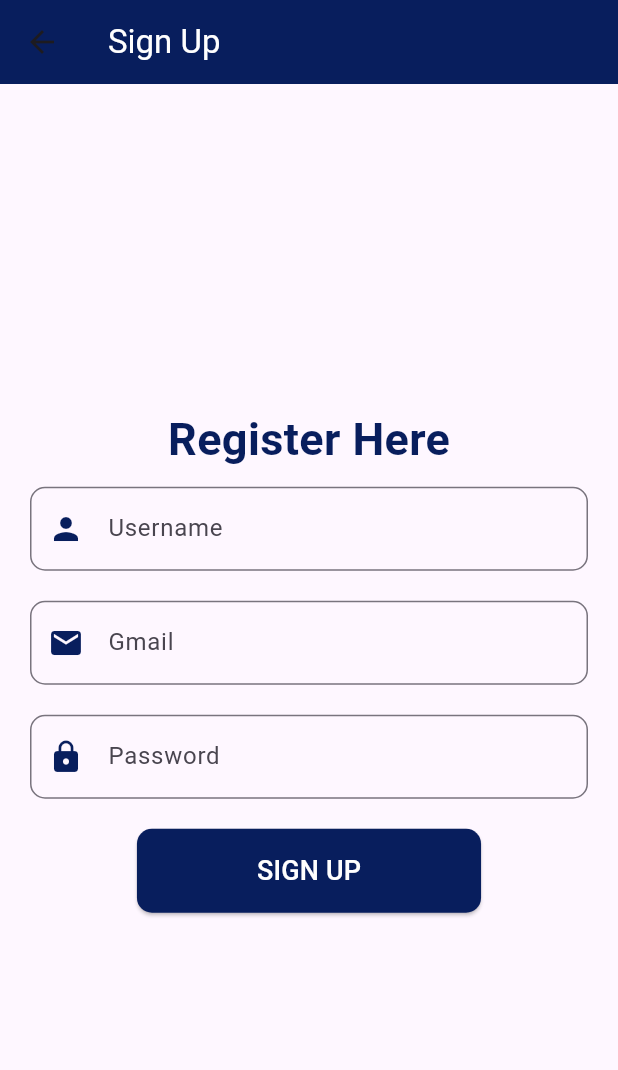
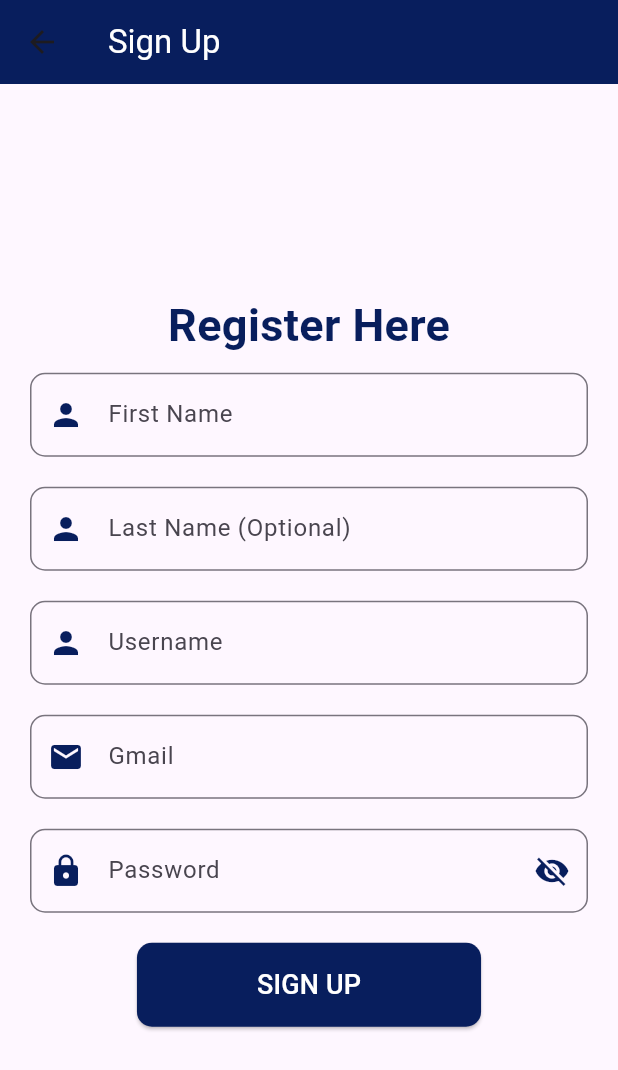
Before and after one commit to shivakumar0018/shivakumar_flutter, a Flutter app: the SignUpPage screen opened by its route, on a phone screen of 412 x 824 dp. Shown: the top 1070 px of the screen. Run offline on Flutter 3.47's test engine with Material 3 defaults, Android fonts, the phone set to English and light mode, and no system bars; our stand-ins replace get, google_fonts, share_plus.

Commit message:
Updated login.dart in Features/views

```diff
--- a/flutter_application_1/lib/Features/views/homepage.dart
+++ b/flutter_application_1/lib/Features/views/homepage.dart
@@ -142,7 +142,7 @@ class _HomepageState extends State<Homepage> {
           height: double.infinity,
           decoration: BoxDecoration(
             image: DecorationImage(
-              image: AssetImage("assets/image.jpg"),
+              image: AssetImage("assets/run.jpg"),
               fit: BoxFit.cover,
             ),
           ),
--- a/flutter_application_1/lib/Features/views/loginpage/signup.dart
+++ b/flutter_application_1/lib/Features/views/loginpage/signup.dart
@@ -1,16 +1,28 @@
 import 'package:flutter/material.dart';
 import 'package:flutter_application_1/constants/colors.dart';
 import 'package:google_fonts/google_fonts.dart';
-class SignUpPage extends StatelessWidget {
+
+class SignUpPage extends StatefulWidget {
+  @override
+  _SignUpPageState createState() => _SignUpPageState();
+}
+
+class _SignUpPageState extends State<SignUpPage> {
   final TextEditingController usernameController = TextEditingController();
   final TextEditingController emailController = TextEditingController();
   final TextEditingController passwordController = TextEditingController();
+
+  // Boolean to toggle password visibility
+  bool _obscureText = true;
 
   @override
   Widget build(BuildContext context) {
     return Scaffold(
       appBar: AppBar(
-        title: Text("Sign Up",style: TextStyle(color:  AppColors.secondaryColor),),
+        title: Text(
+          "Sign Up",
+          style: TextStyle(color: AppColors.secondaryColor),
+        ),
         backgroundColor: AppColors.primaryColor,
       ),
       body: Padding(
@@ -26,7 +38,29 @@ class SignUpPage extends StatelessWidget {
                 fontSize: 30,
               ),
             ),
-                  SizedBox(height: 10,),
+            SizedBox(height: 10),
+            TextField(
+              controller: usernameController,
+              decoration: InputDecoration(
+                labelText: "First Name",
+                border: OutlineInputBorder(
+                  borderRadius: BorderRadius.circular(10),
+                ),
+                prefixIcon: Icon(Icons.person, color: AppColors.primaryColor),
+              ),
+            ),
+            SizedBox(height: 20),
+            TextField(
+              controller: usernameController,
+              decoration: InputDecoration(
+                labelText: "Last Name (Optional)",
+                border: OutlineInputBorder(
+                  borderRadius: BorderRadius.circular(10),
+                ),
+                prefixIcon: Icon(Icons.person, color: AppColors.primaryColor),
+              ),
+            ),
+            SizedBox(height: 20),
             TextField(
               controller: usernameController,
               decoration: InputDecoration(
@@ -52,13 +86,24 @@ class SignUpPage extends StatelessWidget {
             SizedBox(height: 20),
             TextField(
               controller: passwordController,
-              obscureText: true,
+              obscureText: _obscureText, // Toggle visibility based on _obscureText
               decoration: InputDecoration(
                 labelText: "Password",
                 border: OutlineInputBorder(
                   borderRadius: BorderRadius.circular(10),
                 ),
                 prefixIcon: Icon(Icons.lock, color: AppColors.primaryColor),
+                suffixIcon: IconButton(
+                  icon: Icon(
+                    _obscureText ? Icons.visibility_off : Icons.visibility,
+                    color: AppColors.primaryColor,
+                  ),
+                  onPressed: () {
+                    setState(() {
+                      _obscureText = !_obscureText; // Toggle the obscureText state
+                    });
+                  },
+                ),
               ),
             ),
             SizedBox(height: 20),
@@ -75,7 +120,7 @@ class SignUpPage extends StatelessWidget {
               ),
               child: Text(
                 "SIGN UP",
-                style: TextStyle(color:AppColors.secondaryColor, fontSize: 18),
+                style: TextStyle(color: AppColors.secondaryColor, fontSize: 18),
               ),
             ),
           ],
--- a/flutter_application_1/pubspec.yaml
+++ b/flutter_application_1/pubspec.yaml
@@ -66,7 +66,8 @@ flutter:
 
   # To add assets to your application, add an assets section, like this:
   assets:
-    - assets/image.jpg
+    - assets/
+
 
 
   # An image asset can refer to one or more resolution-specific "variants", see
```
Also changed, not shown: flutter_application_1/lib/Features/views/loginpage/login.dart (+61 -10 lines). Lines whose indentation alone changed are shown as unchanged.
